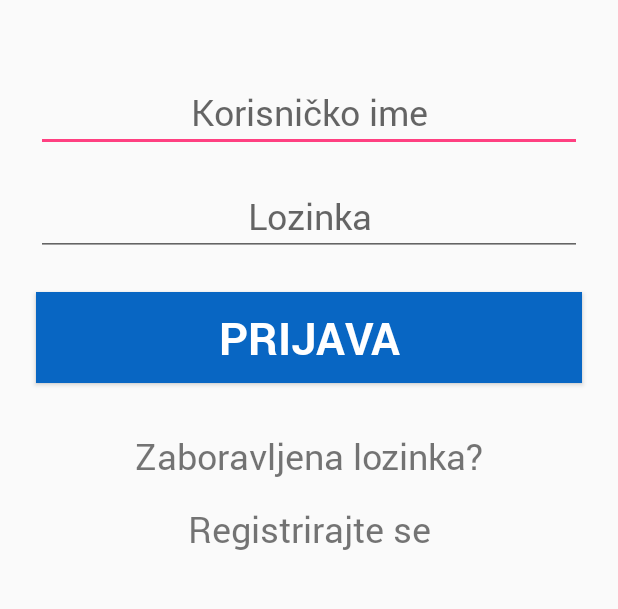
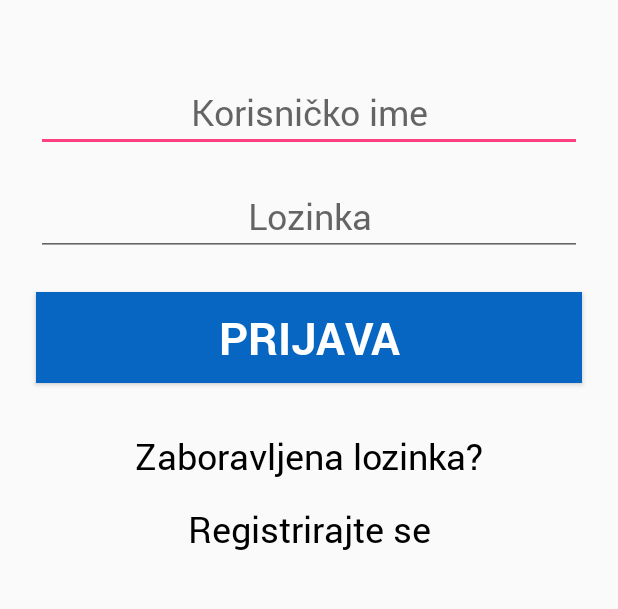
Before and after one commit to ZMehanovic/SportLoc, an Android app: the LoginActivity screen opened directly, with no data from a screen before it, on a phone screen of 412 x 824 dp, the part 191-800 px from its top. Run offline under Robolectric (Android 15) with nearby library versions, the phone set to English and light mode, and no system bars.

Commit message:
Izmjena dizajna Main i Login aktivnosti
U Login aktivnosti je izmijenjena boja fonta za elemente TextView u crnu boju, dok je u Main aktivnosti prilagođena gornja margina gumba za prijavu putem Google računa.

```diff
--- a/app/src/main/res/layout/activity_login.xml
+++ b/app/src/main/res/layout/activity_login.xml
@@ -78,8 +78,10 @@
         android:layout_marginLeft="16dp"
         android:layout_marginRight="16dp"
         android:layout_marginTop="32dp"
+        android:fontFamily="sans-serif"
         android:gravity="center_horizontal"
         android:text="@string/tv_forg_pass"
+        android:textColor="#000000"
         android:textSize="24sp"
         app:layout_constraintLeft_toLeftOf="parent"
         app:layout_constraintRight_toRightOf="parent"
@@ -92,8 +94,10 @@
         android:layout_marginLeft="16dp"
         android:layout_marginRight="16dp"
         android:layout_marginTop="16dp"
+        android:fontFamily="sans-serif"
         android:gravity="center_horizontal"
         android:text="@string/tv_register"
+        android:textColor="#000000"
         android:textSize="24sp"
         app:layout_constraintLeft_toLeftOf="parent"
         app:layout_constraintRight_toRightOf="parent"
--- a/app/src/main/res/layout/activity_main.xml
+++ b/app/src/main/res/layout/activity_main.xml
@@ -84,7 +84,7 @@
         android:layout_height="wrap_content"
         android:layout_marginLeft="24dp"
         android:layout_marginRight="24dp"
-        android:layout_marginTop="30dp"
+        android:layout_marginTop="32dp"
         android:background="@drawable/btn_google"
         android:drawableStart="@drawable/google_icon"
         android:gravity="center_horizontal"
```
